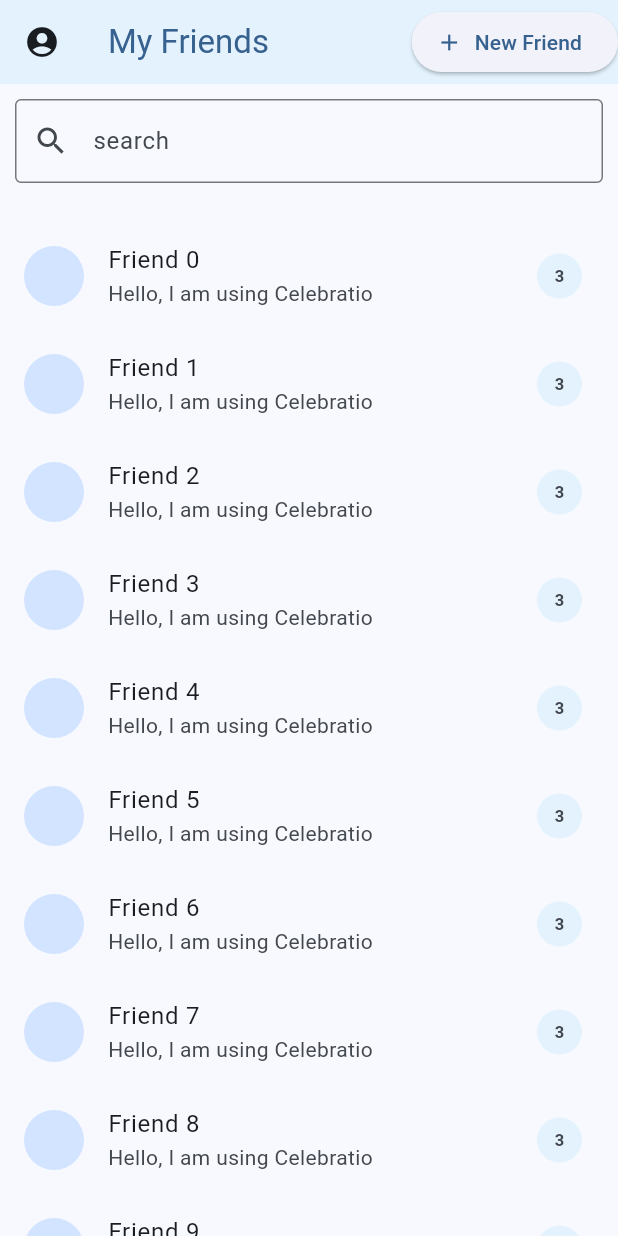
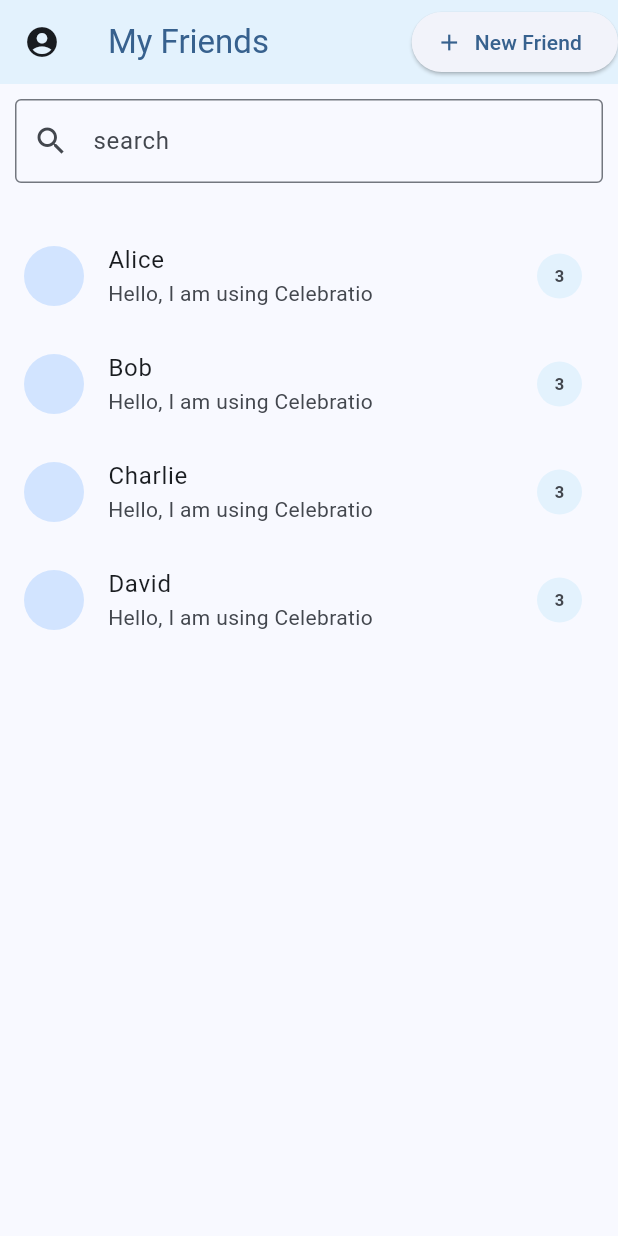
Before and after one commit to AhmedTareek/celebratio, a Flutter app: the Friends screen opened by its route, on a phone screen of 412 x 824 dp. Run offline on Flutter 3.47's test engine with Material 3 defaults, Android fonts, the phone set to English and light mode, and no system bars; network calls fail.

Commit message:
Added the search functionality to the Friends.dart page

```diff
--- a/lib/Friends.dart
+++ b/lib/Friends.dart
@@ -9,16 +9,44 @@ class Friends extends StatefulWidget {
 }
 
 class _FriendsState extends State<Friends> {
+  final TextEditingController _searchController = TextEditingController();
+  List<String> allFriends = ["Alice", "Bob", "Charlie", "David"]; // Example data
+  List<String> filteredFriends = [];
+
+  void _filterFriends() {
+    String query = _searchController.text.toLowerCase();
+    setState(() {
+      filteredFriends = allFriends
+          .where((friend) => friend.toLowerCase().contains(query))
+          .toList();
+    });
+  }
+
+
+  @override
+  void initState() {
+    super.initState();
+    filteredFriends = allFriends; // Initially display all friends
+    _searchController.addListener(_filterFriends);
+  }
+
+  @override
+  void dispose() {
+    _searchController.dispose();
+    super.dispose();
+  }
+
   @override
   Widget build(BuildContext context) {
     return CustomWidget(
       title: 'My Friends',
       newButton: NewButton(label: 'New Friend',onPressed: (){}),
-        topWidget: const Padding(
-          padding: EdgeInsets.all(10.0),
+        topWidget: Padding(
+          padding: const EdgeInsets.all(10.0),
           child: TextField(
+            controller: _searchController,
             autofocus: false,
-            decoration: InputDecoration(
+            decoration: const InputDecoration(
               label: Text('search'),
               border: OutlineInputBorder(),
               prefixIcon: Icon(Icons.search),
@@ -29,8 +57,8 @@ class _FriendsState extends State<Friends> {
         sortOptions: [],
         tileBuilder: (context, index) {
           return ListTile(
-            leading: const CircleAvatar(),
-            title: Text('Friend $index'),
+            leading: CircleAvatar(),
+            title: Text(filteredFriends[index]),
             subtitle: const Text('Hello, I am using Celebratio'),
             trailing: Stack(
               alignment: Alignment.center,
@@ -51,7 +79,7 @@ class _FriendsState extends State<Friends> {
             ),
           );
         },
-        itemCount: 35);
+        itemCount: filteredFriends.length);
 
   }
 
```
